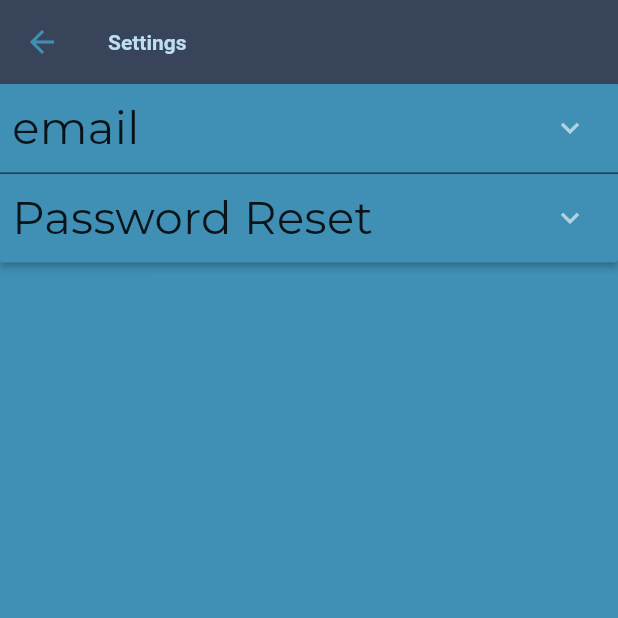
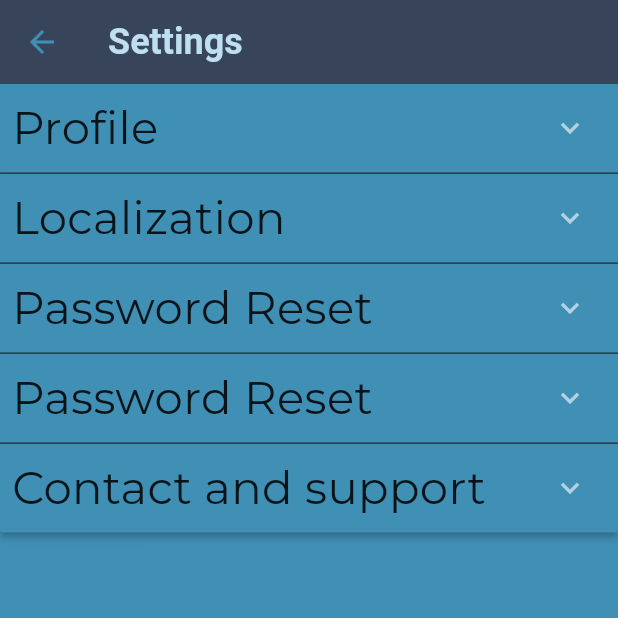
Before and after one commit to gabriel-canals/FitBro, a Flutter app: the SettingsMenu screen opened by its route, on a phone screen of 412 x 824 dp, the top half of it. Run offline on Flutter 3.47's test engine with Material 2 defaults, Android fonts, the phone set to English and light mode, and no system bars; our stand-ins replace bloc, cloud_firestore, firebase_auth, firebase_core, flutter_bloc, google_fonts and 1 more; missing offline and left inert: country_flags; accounts and stored records are empty; generated files the repository leaves out were written again; network calls fail.

Commit message:
Add config categories

```diff
--- a/lib/l10n/app_en.arb
+++ b/lib/l10n/app_en.arb
@@ -5,7 +5,6 @@
   "@@context": "FitBro App",
 
     "@_GENERIC_" : {},
-
   "ok" : "OK",
   "restart" : "Restart",
   "waiting" : "Wait for a moment...",
@@ -71,6 +70,11 @@
   "setting_height_unit" : "Height unit",
   "setting_distance_unit" : "Distance unit",
   "setting_weight_unit" : "Weight unit",
+  "logout" : "LOG OUT",
+  "l10n_settings" : "Localization",
+  "profile_settings" : "Profile",
+  "contact_support" : "Contact and support",
+
 
     "@_TRAINING_VIEW_" : {},
   "training_history" : "History",
--- a/lib/l10n/app_es.arb
+++ b/lib/l10n/app_es.arb
@@ -68,6 +68,10 @@
   "setting_height_unit" : "Unidad de altura",
   "setting_distance_unit" : "Unidad de distancia",
   "setting_weight_unit" : "Unidad de peso",
+  "logout" : "CERRAR SESIÓN",
+  "l10n_settings" : "Localización",
+  "profile_settings" : "Perfil",
+  "contact_support" : "Contacto y soporte",
 
     "@_TRAINING_VIEW_" : {},
   "training_history" : "Historial",
--- a/lib/l10n/app_it.arb
+++ b/lib/l10n/app_it.arb
@@ -67,6 +67,10 @@
   "setting_height_unit" : "Unità di altezza",
   "setting_distance_unit" : "Unità di distanza",
   "setting_weight_unit" : "Unità di peso",
+  "logout" : "DISCONNETTERSI",
+  "l10n_settings" : "Localizzazione",
+  "profile_settings" : "Profilo",
+  "contact_support" : "Contatto e supporto",
 
     "@_TRAINING_VIEW_" : {},
   "training_history" : "Storia",
--- a/lib/main.dart
+++ b/lib/main.dart
@@ -54,7 +54,7 @@ void main() async {
         child: const HomePage(),
       ),
       routes: {
-        configRoute: (context) => SettingsMenu(),
+        configRoute: (context) => const SettingsMenu(),
         historyRoute: (context) => const HistoryView(),
         templatesRoute: (context) => const TemplatesView(),
         goalsRoute: (context) => const GoalsView(),
--- a/lib/views/config/settings_menu_view.dart
+++ b/lib/views/config/settings_menu_view.dart
@@ -1,10 +1,13 @@
 import 'package:fitbro/extensions/buildcontext/loc.dart';
+import 'package:fitbro/services/auth/bloc/auth_bloc.dart';
+import 'package:fitbro/services/auth/bloc/auth_event.dart';
 import 'package:fitbro/tools/settings/localization_options.dart';
 import 'package:flutter/material.dart';
 import 'package:fitbro/tools/settings/settings_event.dart';
+import 'package:flutter_bloc/flutter_bloc.dart';
 
 class SettingsMenu extends StatefulWidget {
-  SettingsMenu({Key? key}) : super(key: key);
+  const SettingsMenu({Key? key}) : super(key: key);
 
   @override
   State<SettingsMenu> createState() => _SettingsMenuState();
@@ -13,11 +16,23 @@ class SettingsMenu extends StatefulWidget {
 class _SettingsMenuState extends State<SettingsMenu> {
   late final sections = [
      SettingsSection(
-      title: context.loc.email_text_field_placeholder,
+      title: context.loc.profile_settings,
+      settings: null,
+    ),
+    SettingsSection(
+      title: context.loc.l10n_settings,
       settings: LocSettings(),
     ),
     SettingsSection(
       title: context.loc.password_reset,
+      settings: null,
+    ),
+    SettingsSection(
+      title: context.loc.password_reset,
+      settings: null,
+    ),
+    SettingsSection(
+      title: context.loc.contact_support,
       settings: null,
     ),
   ];
@@ -26,9 +41,14 @@ class _SettingsMenuState extends State<SettingsMenu> {
   Widget build(BuildContext context) {
     return Scaffold(
       appBar: AppBar(
-        title: Text(context.loc.settings),
+        title: Text(
+          context.loc.settings,
+          style: const TextStyle(fontSize: 24),
         ),
-      body: SingleChildScrollView(
+      ),
+      body: Column(
+        children: [
+          SingleChildScrollView(
             child: ExpansionPanelList(
               children: sections.map((e) => e.toPanel()).toList(),
               expansionCallback: (panelIndex, isExpanded) {
@@ -38,6 +58,14 @@ class _SettingsMenuState extends State<SettingsMenu> {
               },
             ),
           ),
+          //! NO FUNCIONA
+          TextButton(onPressed: () {
+              context.read<AuthBloc>().add(
+                    const LogOutAuthEvent(),
+                  );
+            }, child: Text(context.loc.logout))
+        ],
+      ),
     );
   }
 }
```
Lines whose indentation alone changed are shown as unchanged.
